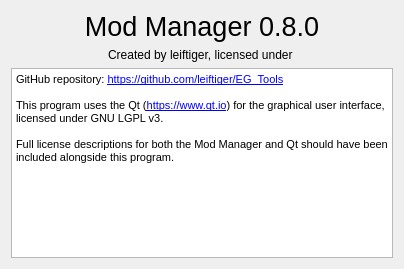
Before: the Qt Designer form modmanager/UI_AboutWindow.ui in leiftiger/EG_Tools, drawn with Qt 5.
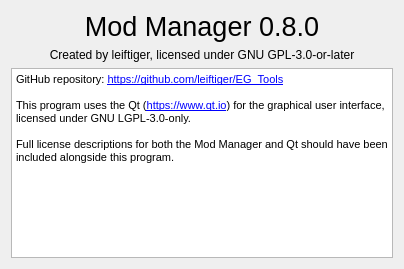
After: the same form once the commit is applied.

The edit to the form file:
```diff
--- a/modmanager/UI_AboutWindow.ui
+++ b/modmanager/UI_AboutWindow.ui
@@ -39,7 +39,7 @@
     <item>
      <widget class="QLabel" name="label_2">
       <property name="text">
-       <string>Created by leiftiger, licensed under &lt;some license&gt;</string>
+       <string>Created by leiftiger, licensed under GNU GPL-3.0-or-later</string>
       </property>
       <property name="alignment">
        <set>Qt::AlignCenter</set>
@@ -55,7 +55,7 @@
 &lt;/style&gt;&lt;/head&gt;&lt;body style=&quot; font-family:'MS Shell Dlg 2'; font-size:8.25pt; font-weight:400; font-style:normal;&quot;&gt;
 &lt;p style=&quot; margin-top:0px; margin-bottom:0px; margin-left:0px; margin-right:0px; -qt-block-indent:0; text-indent:0px;&quot;&gt;&lt;span style=&quot; font-size:8pt;&quot;&gt;GitHub repository: &lt;/span&gt;&lt;a href=&quot;https://github.com/leiftiger/EG_Tools&quot;&gt;&lt;span style=&quot; font-size:8pt; text-decoration: underline; color:#0000ff;&quot;&gt;https://github.com/leiftiger/EG_Tools&lt;/span&gt;&lt;/a&gt;&lt;/p&gt;
 &lt;p style=&quot;-qt-paragraph-type:empty; margin-top:0px; margin-bottom:0px; margin-left:0px; margin-right:0px; -qt-block-indent:0; text-indent:0px; font-size:8pt; text-decoration: underline; color:#0000ff;&quot;&gt;&lt;br /&gt;&lt;/p&gt;
-&lt;p style=&quot; margin-top:0px; margin-bottom:0px; margin-left:0px; margin-right:0px; -qt-block-indent:0; text-indent:0px;&quot;&gt;&lt;span style=&quot; font-size:8pt;&quot;&gt;This program uses the Qt (&lt;/span&gt;&lt;a href=&quot;https://www.qt.io&quot;&gt;&lt;span style=&quot; font-size:8pt; text-decoration: underline; color:#0000ff;&quot;&gt;https://www.qt.io&lt;/span&gt;&lt;/a&gt;&lt;span style=&quot; font-size:8pt;&quot;&gt;) for the graphical user interface, licensed under GNU LGPL v3.&lt;/span&gt;&lt;/p&gt;
+&lt;p style=&quot; margin-top:0px; margin-bottom:0px; margin-left:0px; margin-right:0px; -qt-block-indent:0; text-indent:0px;&quot;&gt;&lt;span style=&quot; font-size:8pt;&quot;&gt;This program uses the Qt (&lt;/span&gt;&lt;a href=&quot;https://www.qt.io&quot;&gt;&lt;span style=&quot; font-size:8pt; text-decoration: underline; color:#0000ff;&quot;&gt;https://www.qt.io&lt;/span&gt;&lt;/a&gt;&lt;span style=&quot; font-size:8pt;&quot;&gt;) for the graphical user interface, licensed under GNU LGPL-3.0-only.&lt;/span&gt;&lt;/p&gt;
 &lt;p style=&quot;-qt-paragraph-type:empty; margin-top:0px; margin-bottom:0px; margin-left:0px; margin-right:0px; -qt-block-indent:0; text-indent:0px; font-size:8pt;&quot;&gt;&lt;br /&gt;&lt;/p&gt;
 &lt;p style=&quot; margin-top:0px; margin-bottom:0px; margin-left:0px; margin-right:0px; -qt-block-indent:0; text-indent:0px;&quot;&gt;&lt;span style=&quot; font-size:8pt;&quot;&gt;Full license descriptions for both the Mod Manager and Qt should have been included alongside this program.&lt;/span&gt;&lt;/p&gt;&lt;/body&gt;&lt;/html&gt;</string>
       </property>
```
